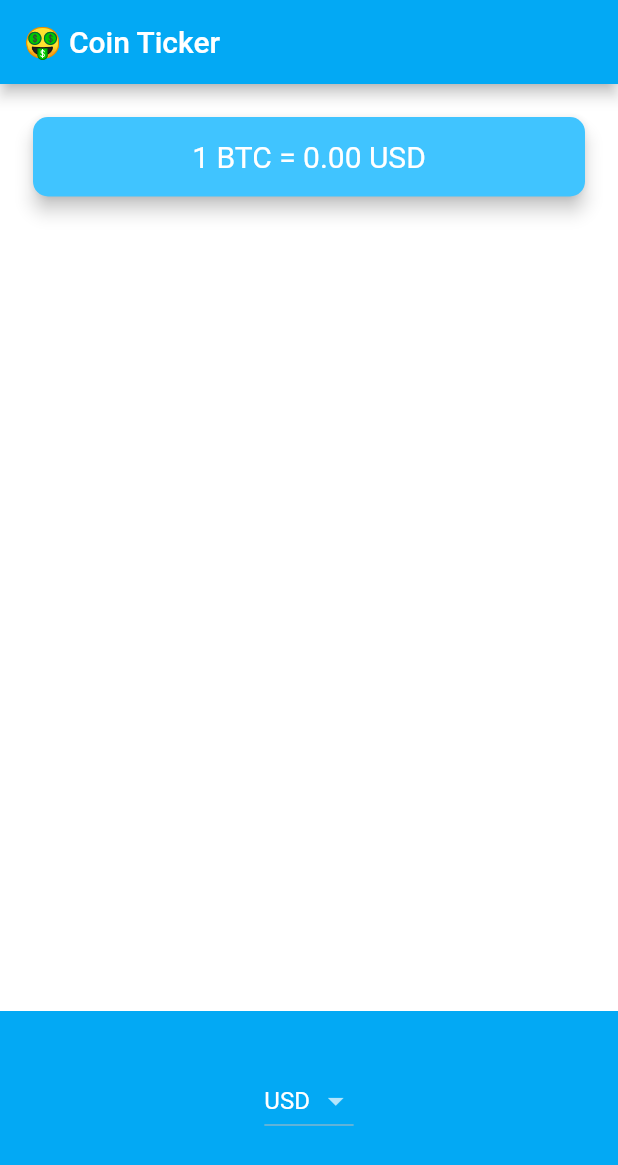
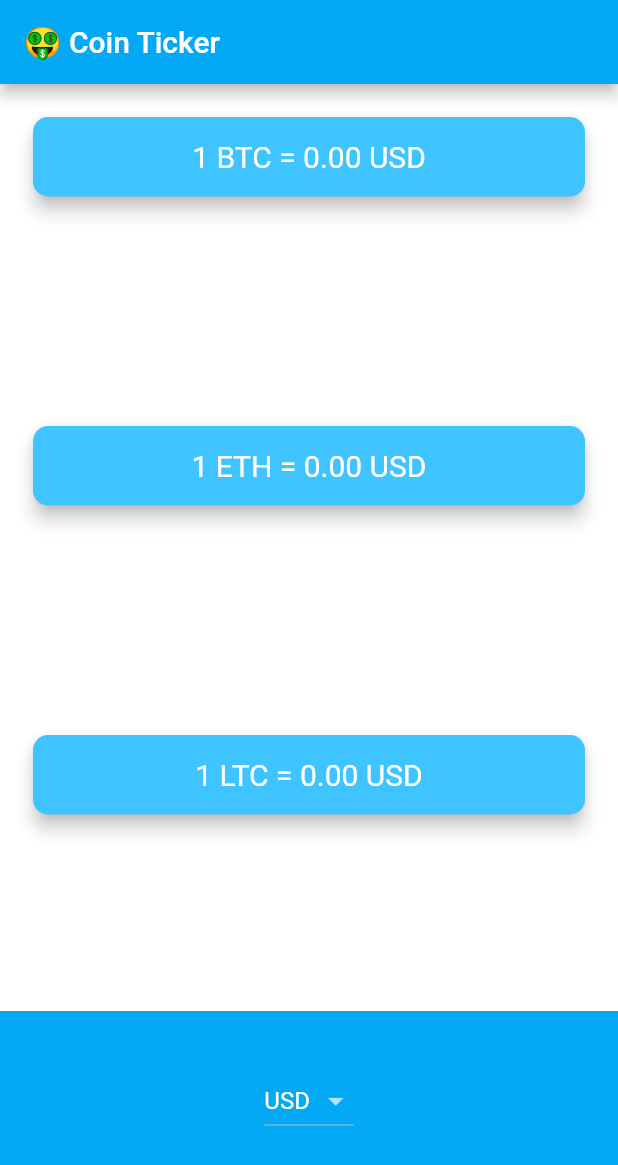
Before and after one commit to jin-aiit-a1824jj/flutter-tutorial-9-bitcoin_rate_sample, a Flutter app: the screen it shows after launch, on a phone screen of 412 x 824 dp. Shown: the top 1165 px of the screen. Run offline on Flutter 3.47's test engine with Material 2 defaults, Android fonts, the phone set to English and light mode, and no system bars.

Commit message:
display another crypto

```diff
--- a/lib/NetworkHelper.dart
+++ b/lib/NetworkHelper.dart
@@ -15,6 +15,7 @@ class NetworkHelper {
       return decodeData;
     }else{
       print(response.statusCode);
+      print(response.body);
       return null;
     }
   }
--- a/lib/coin_data.dart
+++ b/lib/coin_data.dart
@@ -28,4 +28,10 @@ const List<String> cryptoList = [
   'LTC',
 ];
 
+enum crypto{
+  BTC,
+  ETH,
+  LTC,
+}
+
 class CoinData {}
--- a/lib/price_screen.dart
+++ b/lib/price_screen.dart
@@ -12,7 +12,7 @@ class PriceScreen extends StatefulWidget {
 class _PriceScreenState extends State<PriceScreen> {
 
   String selectedCurrency = 'USD';
-  double rate = 0.00;
+  List<double> rate = [0.00, 0.00, 0.00];
 
   @override
   Widget build(BuildContext context) {
@@ -35,7 +35,49 @@ class _PriceScreenState extends State<PriceScreen> {
               child: Padding(
                 padding: EdgeInsets.symmetric(vertical: 15.0, horizontal: 28.0),
                 child: Text(
-                  '1 BTC = ${rate.toStringAsFixed(2)} $selectedCurrency',
+                  '1 BTC = ${rate[crypto.BTC.index].toStringAsFixed(2)} $selectedCurrency',
+                  textAlign: TextAlign.center,
+                  style: TextStyle(
+                    fontSize: 20.0,
+                    color: Colors.white,
+                  ),
+                ),
+              ),
+            ),
+          ),
+          Padding(
+            padding: EdgeInsets.fromLTRB(18.0, 18.0, 18.0, 0),
+            child: Card(
+              color: Colors.lightBlueAccent,
+              elevation: 5.0,
+              shape: RoundedRectangleBorder(
+                borderRadius: BorderRadius.circular(10.0),
+              ),
+              child: Padding(
+                padding: EdgeInsets.symmetric(vertical: 15.0, horizontal: 28.0),
+                child: Text(
+                  '1 ETH = ${rate[crypto.ETH.index].toStringAsFixed(2)} $selectedCurrency',
+                  textAlign: TextAlign.center,
+                  style: TextStyle(
+                    fontSize: 20.0,
+                    color: Colors.white,
+                  ),
+                ),
+              ),
+            ),
+          ),
+          Padding(
+            padding: EdgeInsets.fromLTRB(18.0, 18.0, 18.0, 0),
+            child: Card(
+              color: Colors.lightBlueAccent,
+              elevation: 5.0,
+              shape: RoundedRectangleBorder(
+                borderRadius: BorderRadius.circular(10.0),
+              ),
+              child: Padding(
+                padding: EdgeInsets.symmetric(vertical: 15.0, horizontal: 28.0),
+                child: Text(
+                  '1 LTC = ${rate[crypto.LTC.index].toStringAsFixed(2)} $selectedCurrency',
                   textAlign: TextAlign.center,
                   style: TextStyle(
                     fontSize: 20.0,
@@ -51,7 +93,7 @@ class _PriceScreenState extends State<PriceScreen> {
             alignment: Alignment.center,
             padding: EdgeInsets.only(bottom: 30.0),
             color: Colors.lightBlue,
-            child: Platform.isIOS ? iOSPicker() : androidDropdownButton()
+            child: /*Platform.isIOS ? iOSPicker() :*/androidDropdownButton()
           ),
         ],
       ),
@@ -71,7 +113,9 @@ class _PriceScreenState extends State<PriceScreen> {
       items: dropdownItems,
       onChanged: (value) async {
         selectedCurrency = value;
-        updateUI(await getRate());
+        updateUI(await getRate(crypto.BTC), crypto.BTC);
+        updateUI(await getRate(crypto.ETH), crypto.ETH);
+        updateUI(await getRate(crypto.LTC), crypto.LTC);
       },
     );
   }
@@ -90,26 +134,38 @@ class _PriceScreenState extends State<PriceScreen> {
       itemExtent: 32.0,
       onSelectedItemChanged: (selectedIndex) async {
         selectedCurrency = currenciesList[selectedIndex];
-        updateUI(await getRate());
+        updateUI(await getRate(crypto.BTC), crypto.BTC);
+        updateUI(await getRate(crypto.ETH), crypto.ETH);
+        updateUI(await getRate(crypto.LTC), crypto.LTC);
       },
       children: pickerItems,
       backgroundColor: Colors.lightBlue,
     );
   }
 
-  void updateUI(dynamic data){
+  void updateUI(dynamic data, crypto type){
     setState(() {
       print(data);
       if (data == null){
-        rate = 0.00;
+        rate.removeRange(0, rate.length);
+        for(int i = 0; i < cryptoList.length; i++){
+          rate.add(0.00);
+        }
         return;
       }
-      rate = data['rate'];
+      rate[type.index] = data['rate'];
     });
   }
 
-  Future<dynamic> getRate() async{
-    String url = 'http://rest.coinapi.io/v1/exchangerate/BTC/$selectedCurrency?apikey=apikey';
+  Future<dynamic> getRate(crypto type) async{
+    String coinType = 'BTC';
+    if(type == crypto.ETH){
+      coinType = 'ETH';
+    }else if(type == crypto.LTC){
+      coinType = 'LTC';
+    }
+
+    String url = 'http://rest.coinapi.io/v1/exchangerate/$coinType/$selectedCurrency?apikey=apikey';
     NetworkHelper networkHelper = NetworkHelper(url);
     return await networkHelper.getData();
   }
```
